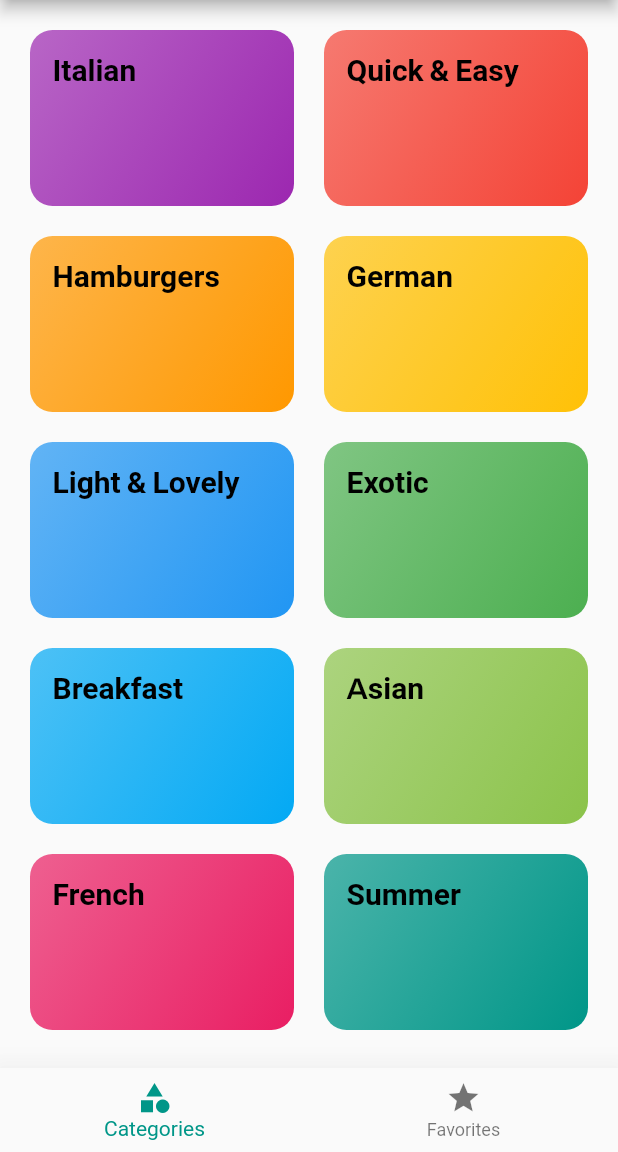
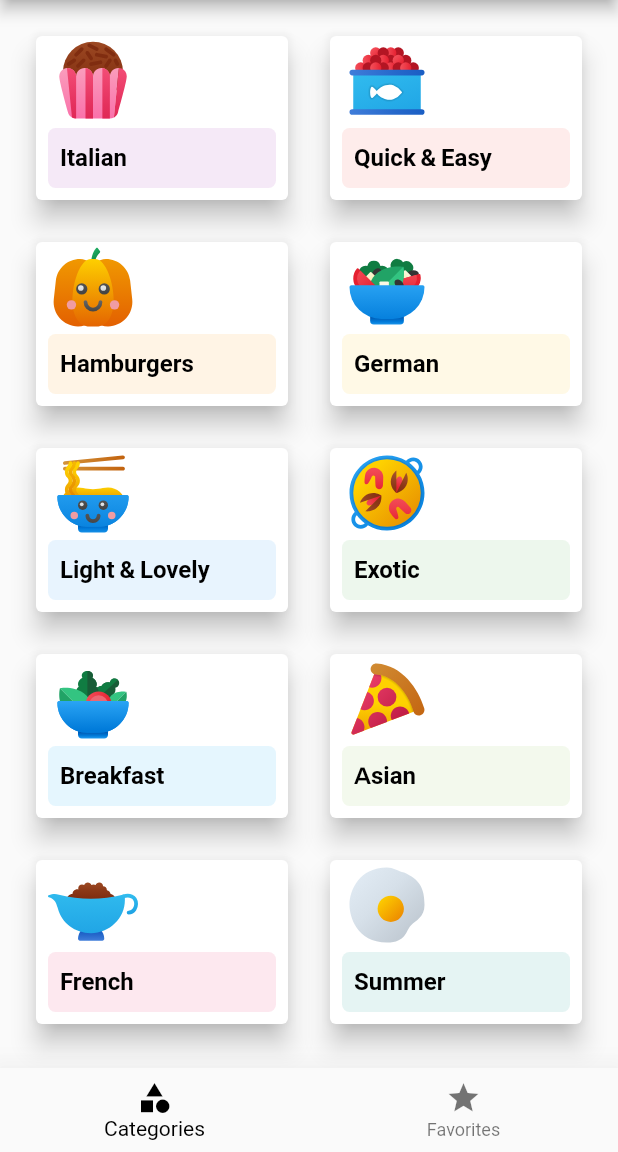
Before and after one commit to davidaodejobi/Flutter-and-Dart-Course, a Flutter app: the screen it shows after launch, on a phone screen of 412 x 824 dp, the part 84-1236 px from its top. Run offline on Flutter 3.47's test engine with Material 2 defaults, Android fonts, the phone set to English and light mode, and no system bars; our stand-ins replace flutter_svg, google_fonts; Roboto replaces fonts that are missing (Lancelot).

Commit message:
redesigned the categories screen

```diff
--- a/meal_app/lib/components/dummy_data.dart
+++ b/meal_app/lib/components/dummy_data.dart
@@ -9,51 +9,61 @@ const DUMMY_CATEGORIES = [
     id: 'c1',
     title: 'Italian',
     color: Colors.purple,
+    svg: 'assets/icons/brigadeiro.svg',
   ),
   Category(
     id: 'c2',
     title: 'Quick & Easy',
     color: Colors.red,
+    svg: 'assets/icons/caviar.svg',
   ),
   Category(
     id: 'c3',
     title: 'Hamburgers',
     color: Colors.orange,
+    svg: 'assets/icons/cute-pumpkin.svg',
   ),
   Category(
     id: 'c4',
     title: 'German',
     color: Colors.amber,
+    svg: 'assets/icons/greek-salad.svg',
   ),
   Category(
     id: 'c5',
     title: 'Light & Lovely',
     color: Colors.blue,
+    svg: 'assets/icons/kawaii-noodle.svg',
   ),
   Category(
     id: 'c6',
     title: 'Exotic',
     color: Colors.green,
+    svg: 'assets/icons/paella.svg',
   ),
   Category(
     id: 'c7',
     title: 'Breakfast',
     color: Colors.lightBlue,
+    svg: 'assets/icons/salad.svg',
   ),
   Category(
     id: 'c8',
     title: 'Asian',
     color: Colors.lightGreen,
+    svg: 'assets/icons/salami-pizza.svg',
   ),
   Category(
     id: 'c9',
     title: 'French',
     color: Colors.pink,
+    svg: 'assets/icons/sauce.svg',
   ),
   Category(
     id: 'c10',
     title: 'Summer',
     color: Colors.teal,
+    svg: 'assets/icons/sunny-side-up-eggs.svg',
   ),
 ];
 
@@ -92,6 +102,7 @@ const DUMMY_MEALS = [
     isVegan: true,
     isVegetarian: true,
     isLactoseFree: true,
+    svg: 'assets/icons/brigadeiro.svg',
   ),
   Meal(
     id: 'm2',
@@ -120,8 +131,10 @@ const DUMMY_MEALS = [
     isVegan: false,
     isVegetarian: false,
     isLactoseFree: false,
+    svg: 'assets/icons/caviar.svg',
   ),
   Meal(
+    svg: 'assets/icons/cute-pumpkin.svg',
     id: 'm3',
     categories: [
       'c2',
@@ -187,6 +200,7 @@ const DUMMY_MEALS = [
     isVegan: false,
     isVegetarian: false,
     isLactoseFree: false,
+    svg: 'assets/icons/greek-salad.svg',
   ),
   Meal(
     id: 'm5',
@@ -223,6 +237,7 @@ const DUMMY_MEALS = [
     isVegan: false,
     isVegetarian: true,
     isLactoseFree: true,
+    svg: 'assets/icons/kawaii-noodle.svg',
   ),
   Meal(
     id: 'm6',
@@ -259,6 +274,7 @@ const DUMMY_MEALS = [
     isVegan: false,
     isVegetarian: true,
     isLactoseFree: false,
+    svg: 'assets/icons/paella.svg',
   ),
   Meal(
     id: 'm7',
@@ -290,6 +306,7 @@ const DUMMY_MEALS = [
     isVegan: false,
     isVegetarian: true,
     isLactoseFree: false,
+    svg: 'assets/icons/salad.svg',
   ),
   Meal(
     id: 'm8',
@@ -323,6 +340,7 @@ const DUMMY_MEALS = [
     isVegan: false,
     isVegetarian: false,
     isLactoseFree: true,
+    svg: 'assets/icons/salami-pizza.svg',
   ),
   Meal(
     id: 'm9',
@@ -372,6 +390,7 @@ const DUMMY_MEALS = [
     isVegan: false,
     isVegetarian: true,
     isLactoseFree: false,
+    svg: 'assets/icons/sauce.svg',
   ),
   Meal(
     id: 'm10',
@@ -406,5 +425,6 @@ const DUMMY_MEALS = [
     isVegan: true,
     isVegetarian: true,
     isLactoseFree: true,
+    svg: 'assets/icons/sunny-side-up-eggs.svg',
   ),
 ];
--- a/meal_app/lib/components/mealapp_theme.dart
+++ b/meal_app/lib/components/mealapp_theme.dart
@@ -25,6 +25,11 @@ class MealAppTheme {
     ),
     headline6: GoogleFonts.lancelot(
       fontSize: 20.0,
+      fontWeight: FontWeight.w600,
+      color: Colors.black,
+    ),
+    caption: GoogleFonts.lancelot(
+      fontSize: 16.0,
       fontWeight: FontWeight.w600,
       color: Colors.black,
     ),
@@ -56,6 +61,11 @@ class MealAppTheme {
       fontWeight: FontWeight.w600,
       color: Colors.white,
     ),
+    caption: GoogleFonts.lancelot(
+      fontSize: 16.0,
+      fontWeight: FontWeight.w600,
+      color: Colors.white,
+    ),
   );
 
   static ThemeData light() {
@@ -79,7 +89,7 @@ class MealAppTheme {
         ),
       ),
       bottomNavigationBarTheme: const BottomNavigationBarThemeData(
-        selectedItemColor: Colors.teal,
+        selectedItemColor: Colors.black,
       ),
       textTheme: lightTextTheme,
     );
@@ -90,7 +100,7 @@ class MealAppTheme {
       brightness: Brightness.dark,
       appBarTheme: AppBarTheme(
         foregroundColor: Colors.white,
-        backgroundColor: Colors.grey[900],
+        backgroundColor: Colors.black.withOpacity(0.5),
         titleTextStyle: TextStyle(
           fontFamily: GoogleFonts.archivo().fontFamily,
           color: Colors.white,
@@ -98,8 +108,9 @@ class MealAppTheme {
           fontWeight: FontWeight.w600,
         ),
       ),
-      bottomNavigationBarTheme: const BottomNavigationBarThemeData(
-        selectedItemColor: Colors.teal,
+      bottomNavigationBarTheme: BottomNavigationBarThemeData(
+        backgroundColor: Colors.black.withOpacity(0.5),
+        selectedItemColor: Colors.white,
       ),
       textTheme: darkTextTheme,
     );
--- a/meal_app/lib/models/category.dart
+++ b/meal_app/lib/models/category.dart
@@ -4,10 +4,12 @@ class Category {
   final String id;
   final String title;
   final Color color;
+  final String svg;
 
   const Category({
     required this.id,
     required this.title,
     this.color = Colors.orange,
+    required this.svg,
   });
 }
--- a/meal_app/lib/models/meals.dart
+++ b/meal_app/lib/models/meals.dart
@@ -24,6 +24,7 @@ class Meal {
   final bool? isLactoseFree;
   final bool? isVegan;
   final bool? isVegetarian;
+  final String? svg;
 
   const Meal({
     required this.id,
@@ -39,5 +40,6 @@ class Meal {
     required this.isLactoseFree,
     required this.isVegan,
     required this.isVegetarian,
+    required this.svg,
   });
 }
--- a/meal_app/lib/screens/categories_screen.dart
+++ b/meal_app/lib/screens/categories_screen.dart
@@ -19,12 +19,13 @@ class CategoriesScreen extends StatelessWidget {
                 title: catData.title,
                 color: catData.color,
                 id: catData.id,
+                svg: catData.svg,
               ),
             )
             .toList(),
         gridDelegate: const SliverGridDelegateWithMaxCrossAxisExtent(
-          maxCrossAxisExtent: 300,
-          childAspectRatio: 1.5,
+          maxCrossAxisExtent: 250,
+          childAspectRatio: 3 / 2,
           crossAxisSpacing: 20,
           mainAxisSpacing: 20,
         ),
--- a/meal_app/lib/screens/category_meal_screen.dart
+++ b/meal_app/lib/screens/category_meal_screen.dart
@@ -1,4 +1,6 @@
 import 'package:flutter/material.dart';
+import 'package:flutter_svg/flutter_svg.dart';
+import 'package:meal_app/components/dummy_data.dart';
 
 import '/models/meals.dart';
 import '/widgets/meal_item.dart';
@@ -52,6 +54,7 @@ class _CategoryMealState extends State<CategoryMeal> {
       body: ListView.builder(
         itemBuilder: (ctx, index) {
           return MealItem(
+            svg: displayedMeals![index].svg,
             id: displayedMeals![index].id,
             title: displayedMeals![index].title,
             imageUrl: displayedMeals![index].imageUrl,
--- a/meal_app/lib/widgets/category_item.dart
+++ b/meal_app/lib/widgets/category_item.dart
@@ -1,14 +1,21 @@
 import 'package:flutter/material.dart';
+import 'package:flutter_svg/flutter_svg.dart';
+
 import 'package:meal_app/screens/category_meal_screen.dart';
 
 class CategoryItem extends StatelessWidget {
   final String? title;
   final Color? color;
   final String? id;
+  final String? svg;
 
-  const CategoryItem(
-      {this.id, required this.title, required this.color, Key? key})
-      : super(key: key);
+  const CategoryItem({
+    this.svg,
+    this.id,
+    required this.title,
+    required this.color,
+    Key? key,
+  }) : super(key: key);
 
   void selectCategory(BuildContext ctx) {
     Navigator.of(ctx).pushNamed(CategoryMeal.routeName, arguments: {
@@ -23,21 +30,63 @@ class CategoryItem extends StatelessWidget {
       onTap: () => selectCategory(context),
       splashColor: Theme.of(context).primaryColor,
       borderRadius: BorderRadius.circular(15),
-      child: Container(
-        padding: const EdgeInsets.all(15),
-        child: Text(title!, style: Theme.of(context).textTheme.headline6),
-        decoration: BoxDecoration(
-          gradient: LinearGradient(
-            colors: [
-              color!.withOpacity(0.7),
-              color!,
-            ],
-            begin: Alignment.topLeft,
-            end: Alignment.bottomRight,
-          ),
-          borderRadius: BorderRadius.circular(15),
-        ),
-      ),
+      child: Card(
+          elevation: 7,
+          child: Padding(
+            padding: const EdgeInsets.only(
+              bottom: 8,
+              left: 8,
+              right: 8,
+            ),
+            child: Column(
+              crossAxisAlignment: CrossAxisAlignment.start,
+              mainAxisAlignment: MainAxisAlignment.spaceBetween,
+              children: [
+                Hero(
+                  tag: id!,
+                  child: SvgPicture.asset(
+                    //assets\icons\sauce.svg
+                    svg!,
+                    height: 60,
+                    fit: BoxFit.fitHeight,
+                  ),
+                ),
+                Container(
+                  height: 40,
+                  width: double.infinity,
+                  decoration: BoxDecoration(
+                    borderRadius: BorderRadius.circular(5),
+                    color: color!.withOpacity(0.1),
+                  ),
+                  child: Row(
+                    children: [
+                      Padding(
+                        padding: const EdgeInsets.only(
+                          left: 8,
+                          right: 8,
+                          top: 8,
+                          bottom: 8,
+                        ),
+                        child: Text(
+                          title!,
+                          style: Theme.of(context).textTheme.caption,
+                        ),
+                      ),
+                    ],
+                  ),
+                ),
+              ],
+            ),
+          )),
     );
   }
 }
+
+ // gradient: LinearGradient(
+            //   colors: [
+            //     color!.withOpacity(0.7),
+            //     color!,
+            //   ],
+            //   begin: Alignment.topLeft,
+            //   end: Alignment.bottomRight,
+            // ),
--- a/meal_app/lib/widgets/meal_item.dart
+++ b/meal_app/lib/widgets/meal_item.dart
@@ -11,6 +11,7 @@ class MealItem extends StatelessWidget {
   final Affordability? affordability;
   final String? id;
   final Function? removeItem;
+  final String? svg;
 
   const MealItem({
     this.title,
@@ -20,6 +21,7 @@ class MealItem extends StatelessWidget {
     this.affordability,
     this.id,
     this.removeItem,
+    this.svg,
     Key? key,
   }) : super(key: key);
 
```
Also changed, not shown: meal_app/pubspec.yaml (+3 -4 lines), meal_app/assets/icons/brigadeiro.svg (added), meal_app/assets/icons/caviar.svg (added), meal_app/assets/icons/cute-pumpkin.svg (added), meal_app/assets/icons/greek-salad.svg (added), meal_app/assets/icons/kawaii-noodle.svg (added), meal_app/assets/icons/paella.svg (added), meal_app/assets/icons/salad.svg (added), meal_app/assets/icons/salami-pizza.svg (added), meal_app/assets/icons/sauce.svg (added), meal_app/assets/icons/sunny-side-up-eggs.svg (added), meal_app/assets/images/omlette.png (added).
